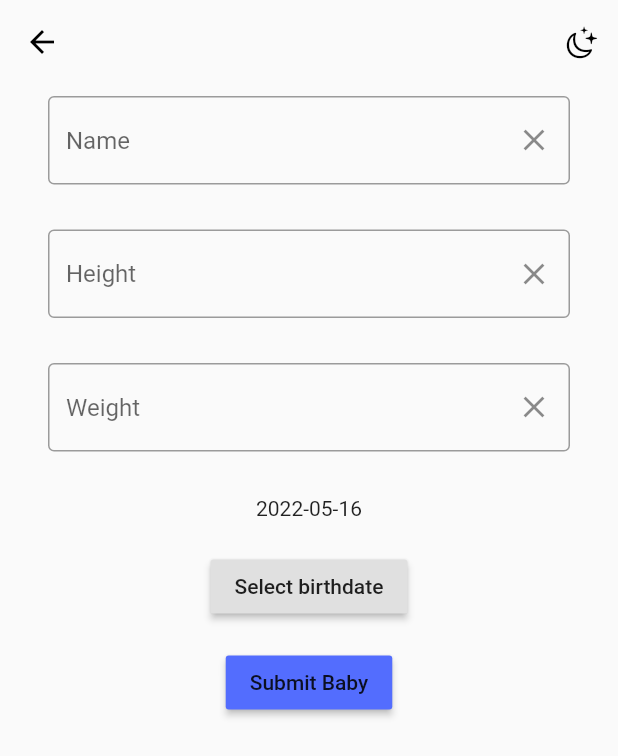
After one commit to myanar7/Babify, a Flutter app: the NewBabyProfilePage screen opened directly, on a phone screen of 412 x 824 dp. The commit adds this screen. Shown: the top 756 px of the screen. Run offline on Flutter 3.47's test engine with Material 2 defaults, Android fonts, the light colour scheme and no system bars; our stand-ins replace flutter_riverpod, focused_menu, hooks_riverpod, image_picker, youtube_player_flutter; missing offline and left inert: age_calculator; network calls fail.

Commit message:
baby profile added

```diff
--- /dev/null
+++ b/lib/View/new_baby_profile.dart
@@ -0,0 +1,169 @@
+import 'package:flutter/material.dart';
+import 'package:flutter_application_1/View/baby_profile_page.dart';
+import 'package:flutter_application_1/model/baby.dart';
+import 'package:flutter/services.dart';
+import 'package:flutter_application_1/providers/all_providers.dart';
+import 'package:flutter_application_1/providers/baby_profile_manager.dart';
+import 'package:flutter_riverpod/src/consumer.dart';
+import 'package:flutter_application_1/widget/appbar_widget.dart';
+
+class NewBabyProfilePage extends StatefulWidget {
+  const NewBabyProfilePage({Key? key}) : super(key: key);
+
+  @override
+  _NewBabyProfilePageState createState() => _NewBabyProfilePageState();
+}
+
+class _NewBabyProfilePageState extends State<NewBabyProfilePage> {
+  // One TextEditingController for each form input:
+
+  final nameController = TextEditingController();
+
+  TextEditingController photoPathController = TextEditingController();
+  DateTime selectedDate = DateTime.now();
+  TextEditingController heightController = TextEditingController();
+  TextEditingController weightController = TextEditingController();
+
+  Future<void> _selectDate(BuildContext context) async {
+    final DateTime? picked = await showDatePicker(
+        context: context,
+        initialDate: selectedDate,
+        firstDate: DateTime(2015, 8),
+        lastDate: DateTime.now());
+    if (picked != null && picked != selectedDate) {
+      setState(() {
+        selectedDate = picked;
+      });
+    }
+  }
+
+  @override
+  Widget build(BuildContext context) {
+    String _getRegexString() => true ? r'[0-9]+[,.]{0,1}[0-9]*' : r'[0-9]';
+
+    inputFormatters:
+    <TextInputFormatter>[
+      FilteringTextInputFormatter.allow(RegExp(_getRegexString())),
+      TextInputFormatter.withFunction(
+        (oldValue, newValue) => newValue.copyWith(
+          text: newValue.text.replaceAll('.', ','),
+        ),
+      ),
+    ];
+
+    return Scaffold(
+      appBar: buildAppBar(context),
+      body: Container(
+        //color: Colors.white,
+        child: Padding(
+          padding: const EdgeInsets.symmetric(
+            vertical: 8.0,
+            horizontal: 32.0,
+          ),
+          child: Column(children: [
+            TextField(
+              controller: nameController,
+              decoration: InputDecoration(
+                hintText: "Name",
+                border: OutlineInputBorder(),
+                suffixIcon: IconButton(
+                  onPressed: () {
+                    nameController.clear();
+                  },
+                  icon: const Icon(Icons.clear),
+                ),
+              ),
+            ),
+            SizedBox(height: 30),
+            TextField(
+              controller: heightController,
+              decoration: InputDecoration(
+                hintText: "Height",
+                border: OutlineInputBorder(),
+                suffixIcon: IconButton(
+                  onPressed: () {
+                    heightController.clear();
+                  },
+                  icon: const Icon(Icons.clear),
+                ),
+              ),
+            ),
+            SizedBox(height: 30),
+            TextField(
+              controller: weightController,
+              decoration: InputDecoration(
+                hintText: "Weight",
+                border: OutlineInputBorder(),
+                suffixIcon: IconButton(
+                  onPressed: () {
+                    weightController.clear();
+                  },
+                  icon: const Icon(Icons.clear),
+                ),
+              ),
+            ),
+            SizedBox(height: 30),
+            Column(
+              mainAxisSize: MainAxisSize.min,
+              children: <Widget>[
+                Text("${selectedDate.toLocal()}".split(' ')[0]),
+                SizedBox(
+                  height: 20.0,
+                ),
+                RaisedButton(
+                  onPressed: () => _selectDate(context),
+                  child: Text('Select birthdate'),
+                ),
+              ],
+            ),
+            Padding(
+              padding: const EdgeInsets.all(16.0),
+              child: Builder(
+                builder: (context) {
+                  return RaisedButton(
+                    onPressed: () => submitBaby(context),
+                    color: Colors.indigoAccent,
+                    child: Text('Submit Baby'),
+                  );
+                },
+              ),
+            ),
+          ]),
+        ),
+      ),
+    );
+  }
+
+  // You'll need the context in order for the Navigator to work.
+  void submitBaby(BuildContext context) {
+    //print("hereee");
+    // First make sure there is some information in the form.
+    // A dog needs a name, but may be location independent,
+    // so we'll only abandon the save if there's no name.
+    if (nameController.text.isEmpty) {
+      print('Baby needs a name!');
+    } else {
+      // Create a new dog with the information from the form.
+      var newBaby = Baby(
+          id: "2",
+          photoPath:
+              'https://images.pexels.com/photos/1556706/pexels-photo-1556706.jpeg?cs=srgb&dl=pexels-daniel-reche-1556706.jpg&fm=jpg',
+          name: nameController.text,
+          birthday: selectedDate,
+          height: int.parse(heightController.text),
+          weight: int.parse(weightController.text));
+
+      //print(newBaby.name);
+      // Pop the page off the route stack and pass the new
+      // dog back to wherever this page was created.
+
+      Navigator.push(
+          context,
+          MaterialPageRoute(
+              builder: (context) => BabyProfilePage(
+                    baby: newBaby,
+                  )));
+      //Navigator.of(context).pushNamed('/baby_profile_page');
+    }
+  }
+}
--- a/lib/main.dart
+++ b/lib/main.dart
@@ -1,6 +1,7 @@
 import 'package:flutter/material.dart';
 import 'package:flutter_application_1/View/album_page.dart';
 import 'package:flutter_application_1/View/comment_page.dart';
+import 'package:flutter_application_1/View/new_baby_profile.dart';
 import 'package:hooks_riverpod/hooks_riverpod.dart';
 import 'package:flutter_application_1/View/entertainment_page.dart';
 import 'View/home_page.dart';
@@ -35,11 +36,10 @@ class _MyHomePageState extends State<MyHomePage> with TickerProviderStateMixin {
 
   List<Widget> list = [
     const Tab(icon: Icon(Icons.card_travel)),
-    const Tab(icon: Icon(Icons.add_shopping_cart)),
+    const Tab(icon: Icon(Icons.account_box)),
     const Tab(icon: Icon(Icons.photo)),
     const Tab(icon: Icon(Icons.comment)),
     const Tab(icon: Icon(Icons.video_collection)),
-
   ];
 
   @override
@@ -73,7 +73,7 @@ class _MyHomePageState extends State<MyHomePage> with TickerProviderStateMixin {
           controller: _controller,
           children: const [
             HomePage(),
-            HomePage(),
+            NewBabyProfilePage(),
             EntartainmentPage(),
             AlbumPage(),
             CommentPage()
--- /dev/null
+++ b/lib/model/baby.dart
@@ -0,0 +1,35 @@
+import 'package:uuid/uuid.dart';
+
+class Baby {
+  String id;
+  String photoPath;
+  String name;
+  DateTime birthday; // get age using AgeCalculator.age(birthday)
+  int height;
+  int weight;
+
+  Baby({
+    required this.id,
+    required this.photoPath,
+    required this.name,
+    required this.birthday,
+    required this.height,
+    required this.weight,
+  });
+
+  factory Baby.create({
+    required photoPath,
+    required name,
+    required birthday,
+    required height,
+    required weight,
+  }) {
+    return Baby(
+        id: const Uuid().v4(),
+        photoPath: photoPath,
+        name: name,
+        birthday: birthday,
+        height: height,
+        weight: weight);
+  }
+}
--- a/lib/providers/all_providers.dart
+++ b/lib/providers/all_providers.dart
@@ -4,6 +4,8 @@ import 'package:flutter_application_1/providers/photo_provider.dart';
 import 'package:flutter_application_1/providers/sleep_activity_manager.dart';
 import 'package:hooks_riverpod/hooks_riverpod.dart';
 import 'package:web_socket_channel/io.dart';
+import 'package:flutter_application_1/providers/baby_profile_manager.dart';
+import 'package:flutter_application_1/model/baby.dart';
 
 final sleepActivityProvider =
     StateNotifierProvider<SleepActivityManager, List<SleepActivity>>((ref) {
@@ -12,6 +14,10 @@ final sleepActivityProvider =
 final photoAlbumProvider =
     StateNotifierProvider<PhotoProviderManager, List<PhotoModel>>((ref) {
   return PhotoProviderManager([]);
+});
+final babyProfileProvider =
+    StateNotifierProvider<BabyProfileManager, List<Baby>>((ref) {
+  return BabyProfileManager([]);
 });
 final commentProvider = StreamProvider.autoDispose<List<String>>((ref) async* {
   // https://www.piesocket.com/websocket-tester to test your Web Socket Connection
--- /dev/null
+++ b/lib/providers/baby_profile_manager.dart
@@ -0,0 +1,22 @@
+import 'package:hooks_riverpod/hooks_riverpod.dart';
+import 'package:uuid/uuid.dart';
+import '../model/baby.dart';
+
+class BabyProfileManager extends StateNotifier<List<Baby>> {
+  BabyProfileManager(List<Baby> state) : super(state);
+
+  void addBabyProfile(Baby baby) {
+    var newBabyProfile = Baby(
+        id: const Uuid().v4(),
+        photoPath: baby.photoPath,
+        name: baby.name,
+        birthday: baby.birthday,
+        height: baby.height,
+        weight: baby.weight);
+    state = [...state, newBabyProfile];
+  }
+
+  void removeBabyProfile(Baby baby) {
+    state = state.where((element) => element.id != baby.id).toList();
+  }
+}
--- /dev/null
+++ b/lib/widget/appbar_widget.dart
@@ -0,0 +1,18 @@
+import 'package:flutter/cupertino.dart';
+import 'package:flutter/material.dart';
+
+AppBar buildAppBar(BuildContext context) {
+  final icon = CupertinoIcons.moon_stars;
+
+  return AppBar(
+    leading: BackButton(),
+    backgroundColor: Colors.transparent,
+    elevation: 0,
+    actions: [
+      IconButton(
+        icon: Icon(icon),
+        onPressed: () {},
+      ),
+    ],
+  );
+}
```
Also changed, not shown: lib/View/baby_profile_page.dart (added, +93 -0 lines), lib/widget/profile_widget.dart (added, +76 -0 lines).
